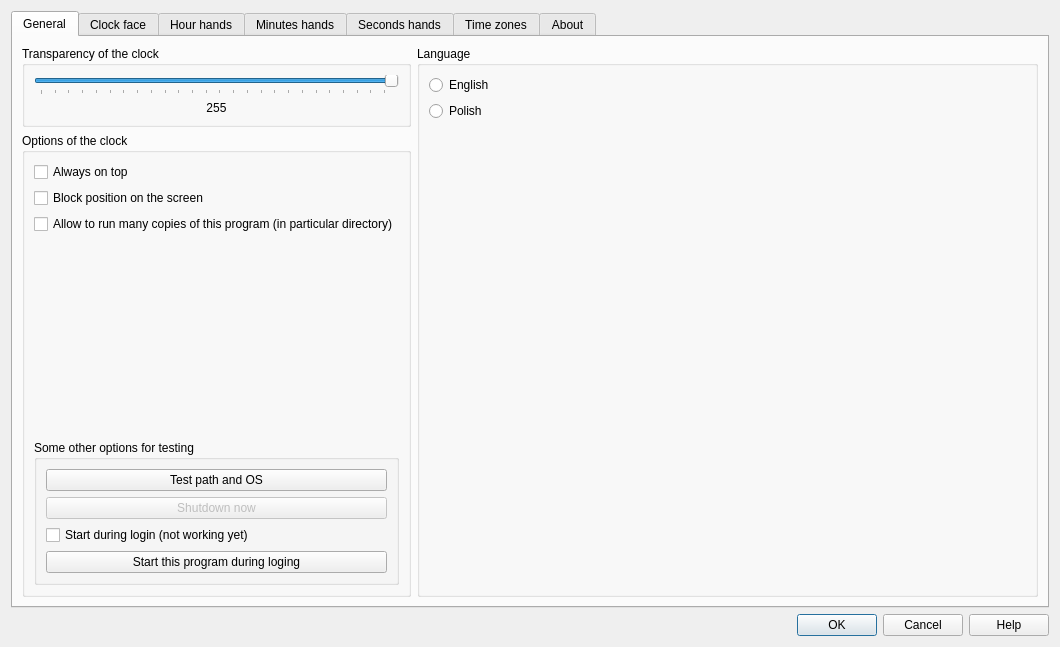
First picture: the form in topcje_dlg.ui, repository jgrebosz/zegar, before the edit.
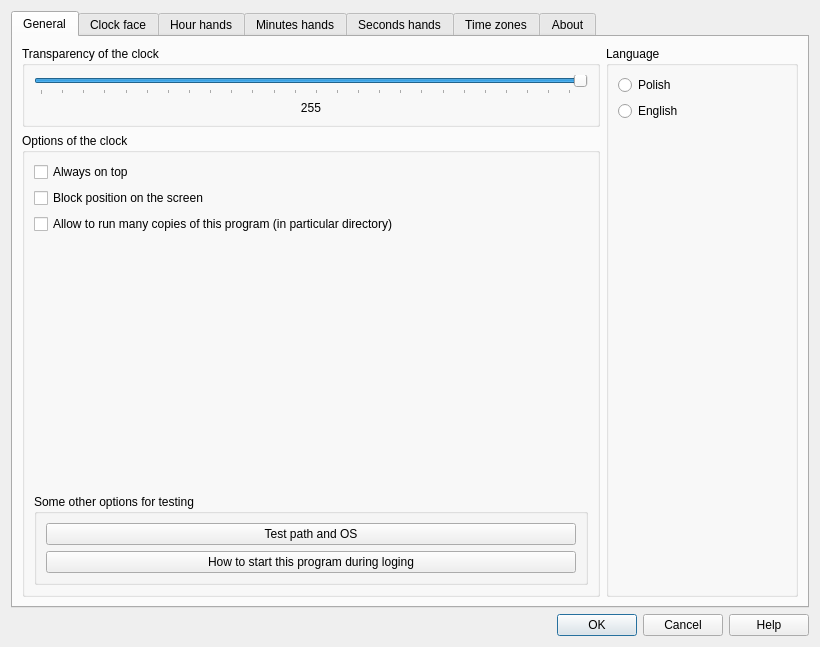
Second picture: the form after the edit. Icons and pictures are not drawn.

Diff of the .ui file:
```diff
--- a/topcje_dlg.ui
+++ b/topcje_dlg.ui
@@ -6,7 +6,7 @@
    <rect>
     <x>0</x>
     <y>0</y>
-    <width>1060</width>
+    <width>820</width>
     <height>647</height>
    </rect>
   </property>
@@ -45,7 +45,7 @@
       <attribute name="title">
        <string>General</string>
       </attribute>
-      <layout class="QGridLayout" name="gridLayout_4">
+      <layout class="QGridLayout" name="gridLayout_4" columnstretch="3,1">
        <item row="0" column="0">
         <layout class="QVBoxLayout" name="verticalLayout_8">
          <item>
@@ -196,35 +196,6 @@
                  </property>
                 </widget>
                </item>
-               <item>
-                <widget class="QPushButton" name="pushButton_shutdown">
-                 <property name="enabled">
-                  <bool>false</bool>
-                 </property>
-                 <property name="sizePolicy">
-                  <sizepolicy hsizetype="Preferred" vsizetype="Preferred">
-                   <horstretch>0</horstretch>
-                   <verstretch>0</verstretch>
-                  </sizepolicy>
-                 </property>
-                 <property name="text">
-                  <string>Shutdown now</string>
-                 </property>
-                </widget>
-               </item>
-               <item>
-                <widget class="QCheckBox" name="checkBox_uruchom_przy_logowaniu">
-                 <property name="sizePolicy">
-                  <sizepolicy hsizetype="Minimum" vsizetype="Preferred">
-                   <horstretch>0</horstretch>
-                   <verstretch>0</verstretch>
-                  </sizepolicy>
-                 </property>
-                 <property name="text">
-                  <string>Start during login (not working yet)</string>
-                 </property>
-                </widget>
-               </item>
                <item>
                 <widget class="QPushButton" name="pushButton_start_with_login">
                  <property name="sizePolicy">
@@ -234,7 +205,7 @@
                   </sizepolicy>
                  </property>
                  <property name="text">
-                  <string>Start this program during loging</string>
+                  <string>How to start this program during loging</string>
                  </property>
                 </widget>
                </item>
@@ -247,7 +218,10 @@
         </layout>
        </item>
        <item row="0" column="1">
-        <layout class="QVBoxLayout" name="verticalLayout_4">
+        <layout class="QVBoxLayout" name="verticalLayout_18">
+         <item>
+          <layout class="QVBoxLayout" name="verticalLayout_4"/>
+         </item>
          <item>
           <widget class="QGroupBox" name="groupBox_4">
            <property name="sizePolicy">
@@ -266,6 +240,19 @@
             <string>Language</string>
            </property>
            <layout class="QVBoxLayout" name="verticalLayout_2">
+            <item>
+             <widget class="QRadioButton" name="radioButton_polish">
+              <property name="sizePolicy">
+               <sizepolicy hsizetype="Preferred" vsizetype="Preferred">
+                <horstretch>0</horstretch>
+                <verstretch>0</verstretch>
+               </sizepolicy>
+              </property>
+              <property name="text">
+               <string>Polish</string>
+              </property>
+             </widget>
+            </item>
             <item>
              <widget class="QRadioButton" name="radioButton_english">
               <property name="sizePolicy">
@@ -285,35 +272,6 @@
               </property>
              </widget>
             </item>
-            <item>
-             <widget class="QRadioButton" name="radioButton_polish">
-              <property name="sizePolicy">
-               <sizepolicy hsizetype="Preferred" vsizetype="Preferred">
-                <horstretch>0</horstretch>
-                <verstretch>0</verstretch>
-               </sizepolicy>
-              </property>
-              <property name="text">
-               <string>Polish</string>
-              </property>
-             </widget>
-            </item>
-            <item>
-             <spacer name="horizontalSpacer_4">
-              <property name="orientation">
-               <enum>Qt::Orientation::Horizontal</enum>
-              </property>
-              <property name="sizeType">
-               <enum>QSizePolicy::Policy::Preferred</enum>
-              </property>
-              <property name="sizeHint" stdset="0">
-               <size>
-                <width>10</width>
-                <height>20</height>
-               </size>
-              </property>
-             </spacer>
-            </item>
             <item>
              <spacer name="verticalSpacer_3">
               <property name="orientation">
```
